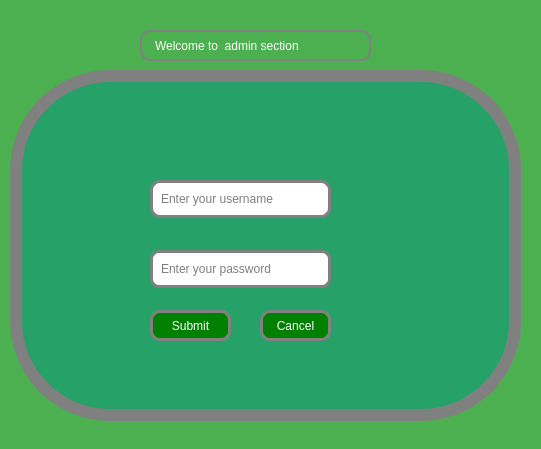
First picture: the form in admin.ui, repository Rabsoninnora/RoseGardenPlantCareSystem, before the edit.
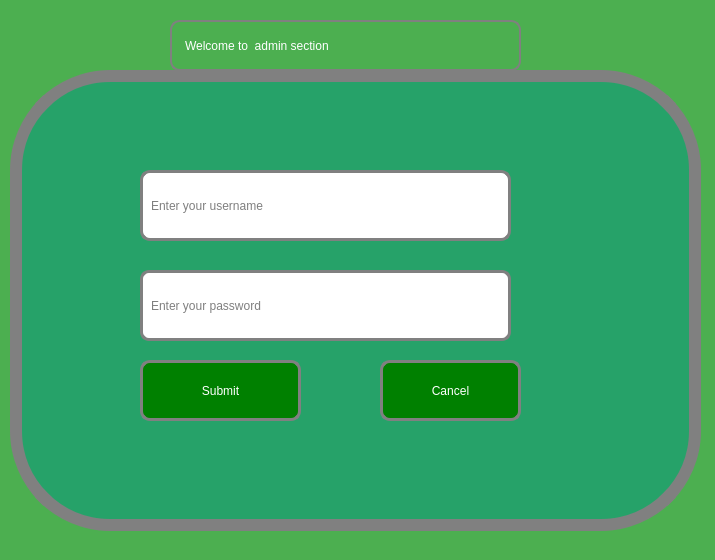
Second picture: the form after the edit. Icons and pictures are not drawn.

What changed in the file:
```diff
--- a/admin.ui
+++ b/admin.ui
@@ -6,8 +6,8 @@
    <rect>
     <x>0</x>
     <y>0</y>
-    <width>541</width>
-    <height>449</height>
+    <width>715</width>
+    <height>560</height>
    </rect>
   </property>
   <property name="windowTitle">
@@ -24,8 +24,8 @@
     <rect>
      <x>10</x>
      <y>70</y>
-     <width>511</width>
-     <height>351</height>
+     <width>691</width>
+     <height>461</height>
     </rect>
    </property>
    <property name="styleSheet">
@@ -58,10 +58,10 @@
    <widget class="QPushButton" name="btn_Cancel_admin_login">
     <property name="geometry">
      <rect>
-      <x>250</x>
-      <y>240</y>
-      <width>71</width>
-      <height>31</height>
+      <x>370</x>
+      <y>290</y>
+      <width>141</width>
+      <height>61</height>
      </rect>
     </property>
     <property name="styleSheet">
@@ -82,10 +82,10 @@
    <widget class="QPushButton" name="pushButton_login">
     <property name="geometry">
      <rect>
-      <x>140</x>
-      <y>240</y>
-      <width>81</width>
-      <height>31</height>
+      <x>130</x>
+      <y>290</y>
+      <width>161</width>
+      <height>61</height>
      </rect>
     </property>
     <property name="styleSheet">
@@ -108,10 +108,10 @@
    <widget class="QLineEdit" name="lineEdit_password">
     <property name="geometry">
      <rect>
-      <x>140</x>
-      <y>180</y>
-      <width>181</width>
-      <height>38</height>
+      <x>130</x>
+      <y>200</y>
+      <width>371</width>
+      <height>71</height>
      </rect>
     </property>
     <property name="styleSheet">
@@ -135,10 +135,10 @@
    <widget class="QLineEdit" name="lineEdit_username">
     <property name="geometry">
      <rect>
-      <x>140</x>
-      <y>110</y>
-      <width>181</width>
-      <height>38</height>
+      <x>130</x>
+      <y>100</y>
+      <width>371</width>
+      <height>71</height>
      </rect>
     </property>
     <property name="styleSheet">
@@ -152,7 +152,7 @@
 }</string>
     </property>
     <property name="echoMode">
-     <enum>QLineEdit::Password</enum>
+     <enum>QLineEdit::Normal</enum>
     </property>
     <property name="placeholderText">
      <string>Enter your username</string>
@@ -162,10 +162,10 @@
   <widget class="QLabel" name="label">
    <property name="geometry">
     <rect>
-     <x>140</x>
-     <y>30</y>
-     <width>231</width>
-     <height>31</height>
+     <x>170</x>
+     <y>20</y>
+     <width>351</width>
+     <height>51</height>
     </rect>
    </property>
    <property name="styleSheet">
```
